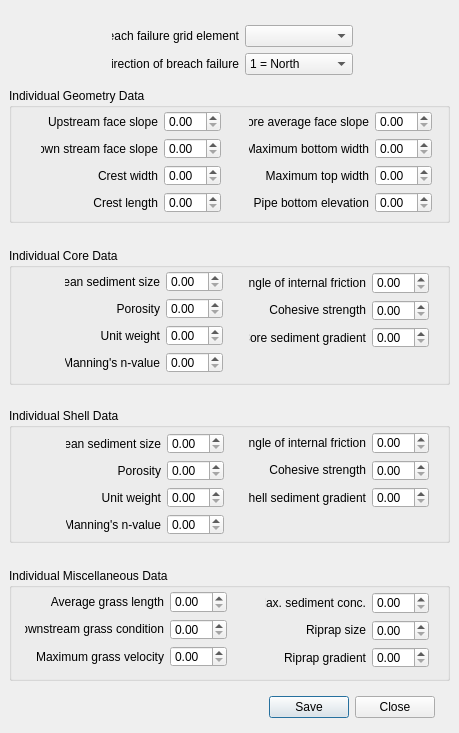
Old version of the form flo2d/ui/individual_breach_data.ui in the repository FLO-2DSoftware/qgis-flo-2d-plugin.
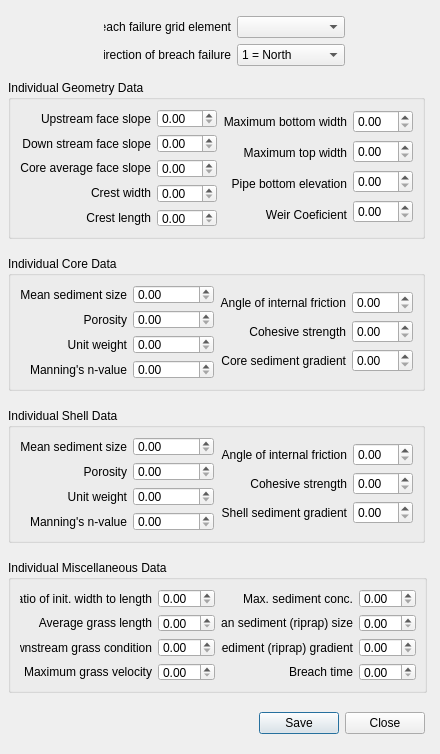
New version of the form.

Commit message: All changes to breach and mult channels, and many messages

What changed in the file:
```diff
--- a/flo2d/ui/individual_breach_data.ui
+++ b/flo2d/ui/individual_breach_data.ui
@@ -6,8 +6,8 @@
    <rect>
     <x>0</x>
     <y>0</y>
-    <width>459</width>
-    <height>733</height>
+    <width>440</width>
+    <height>754</height>
    </rect>
   </property>
   <property name="windowTitle">
@@ -16,8 +16,8 @@
   <widget class="QDialogButtonBox" name="global_breach_buttonBox">
    <property name="geometry">
     <rect>
-     <x>18</x>
-     <y>696</y>
+     <x>8</x>
+     <y>712</y>
      <width>417</width>
      <height>23</height>
     </rect>
@@ -32,24 +32,20 @@
   <widget class="QGroupBox" name="individual_core_data_grp">
    <property name="geometry">
     <rect>
-     <x>9</x>
-     <y>248</y>
-     <width>441</width>
-     <height>137</height>
+     <x>8</x>
+     <y>256</y>
+     <width>417</width>
+     <height>135</height>
     </rect>
    </property>
    <property name="title">
     <string>Individual Core Data</string>
    </property>
-   <widget class="QWidget" name="layoutWidget_2">
-    <property name="geometry">
-     <rect>
-      <x>56</x>
-      <y>23</y>
-      <width>158</width>
-      <height>102</height>
-     </rect>
-    </property>
+   <property name="flat">
+    <bool>false</bool>
+   </property>
+   <layout class="QGridLayout" name="gridLayout_26">
+    <item row="0" column="0">
     <layout class="QGridLayout" name="gridLayout_11">
      <item row="0" column="0">
       <layout class="QGridLayout" name="gridLayout_12">
@@ -112,16 +108,8 @@
       </layout>
      </item>
     </layout>
-   </widget>
-   <widget class="QWidget" name="layoutWidget">
-    <property name="geometry">
-     <rect>
-      <x>240</x>
-      <y>24</y>
-      <width>180</width>
-      <height>76</height>
-     </rect>
-    </property>
+    </item>
+    <item row="0" column="1">
     <layout class="QGridLayout" name="gridLayout_9">
      <item row="0" column="0">
       <layout class="QGridLayout" name="gridLayout_8">
@@ -171,33 +159,35 @@
       </layout>
      </item>
     </layout>
-   </widget>
+    </item>
+   </layout>
   </widget>
   <widget class="QGroupBox" name="individual_miscellaneous_data_grp">
    <property name="geometry">
     <rect>
-     <x>9</x>
-     <y>568</y>
-     <width>441</width>
-     <height>113</height>
+     <x>8</x>
+     <y>560</y>
+     <width>419</width>
+     <height>133</height>
     </rect>
    </property>
    <property name="title">
     <string>Individual Miscellaneous Data</string>
    </property>
-   <widget class="QWidget" name="layoutWidget_5">
-    <property name="geometry">
-     <rect>
-      <x>16</x>
-      <y>23</y>
-      <width>202</width>
-      <height>76</height>
-     </rect>
-    </property>
-    <layout class="QGridLayout" name="gridLayout_21">
+   <layout class="QGridLayout" name="gridLayout_24">
      <item row="0" column="0">
-      <layout class="QGridLayout" name="gridLayout_22">
+     <layout class="QGridLayout" name="gridLayout_7">
        <item row="0" column="0">
+       <widget class="QLabel" name="label_36">
+        <property name="text">
+         <string>Ratio of init. width to length</string>
+        </property>
+        <property name="alignment">
+         <set>Qt::AlignRight|Qt::AlignTrailing|Qt::AlignVCenter</set>
+        </property>
+       </widget>
+      </item>
+      <item row="1" column="0">
         <widget class="QLabel" name="label_29">
          <property name="text">
           <string>Average grass length</string>
@@ -207,7 +197,7 @@
          </property>
         </widget>
        </item>
-       <item row="1" column="0">
+      <item row="2" column="0">
         <widget class="QLabel" name="label_30">
          <property name="text">
           <string>Downstream grass condition</string>
@@ -217,7 +207,7 @@
          </property>
         </widget>
        </item>
-       <item row="2" column="0">
+      <item row="3" column="0">
         <widget class="QLabel" name="label_31">
          <property name="text">
           <string>Maximum grass velocity</string>
@@ -230,32 +220,23 @@
       </layout>
      </item>
      <item row="0" column="1">
-      <layout class="QGridLayout" name="gridLayout_23">
+     <layout class="QGridLayout" name="gridLayout_21">
        <item row="0" column="0">
+       <widget class="QDoubleSpinBox" name="bratio_dbox"/>
+      </item>
+      <item row="1" column="0">
         <widget class="QDoubleSpinBox" name="grasslength_dbox"/>
        </item>
-       <item row="1" column="0">
+      <item row="2" column="0">
         <widget class="QDoubleSpinBox" name="grasscond_dbox"/>
        </item>
-       <item row="2" column="0">
+      <item row="3" column="0">
         <widget class="QDoubleSpinBox" name="grassvmaxp_dbox"/>
        </item>
       </layout>
      </item>
-    </layout>
-   </widget>
-   <widget class="QWidget" name="layoutWidget">
-    <property name="geometry">
-     <rect>
-      <x>256</x>
-      <y>24</y>
-      <width>164</width>
-      <height>76</height>
-     </rect>
-    </property>
-    <layout class="QGridLayout" name="gridLayout_24">
-     <item row="0" column="0">
-      <layout class="QGridLayout" name="gridLayout_25">
+    <item row="0" column="2">
+     <layout class="QGridLayout" name="gridLayout_22">
        <item row="0" column="0">
         <widget class="QLabel" name="label_33">
          <property name="text">
@@ -266,20 +247,30 @@
          </property>
         </widget>
        </item>
-       <item row="2" column="0">
-        <widget class="QLabel" name="label_35">
-         <property name="text">
-          <string>Riprap gradient</string>
-         </property>
-         <property name="alignment">
-          <set>Qt::AlignRight|Qt::AlignTrailing|Qt::AlignVCenter</set>
-         </property>
-        </widget>
-       </item>
        <item row="1" column="0">
         <widget class="QLabel" name="label_34">
          <property name="text">
-          <string>Riprap size</string>
+         <string>Mean sediment (riprap) size</string>
+        </property>
+        <property name="alignment">
+         <set>Qt::AlignRight|Qt::AlignTrailing|Qt::AlignVCenter</set>
+        </property>
+       </widget>
+      </item>
+      <item row="2" column="0">
+       <widget class="QLabel" name="label_35">
+        <property name="text">
+         <string>Sediment (riprap) gradient</string>
+        </property>
+        <property name="alignment">
+         <set>Qt::AlignRight|Qt::AlignTrailing|Qt::AlignVCenter</set>
+        </property>
+       </widget>
+      </item>
+      <item row="3" column="0">
+       <widget class="QLabel" name="label_37">
+        <property name="text">
+         <string>Breach time</string>
          </property>
          <property name="alignment">
           <set>Qt::AlignRight|Qt::AlignTrailing|Qt::AlignVCenter</set>
@@ -288,8 +279,8 @@
        </item>
       </layout>
      </item>
-     <item row="0" column="1">
-      <layout class="QGridLayout" name="gridLayout_26">
+    <item row="0" column="3">
+     <layout class="QGridLayout" name="gridLayout_23">
        <item row="0" column="0">
         <widget class="QDoubleSpinBox" name="sedconmax_dbox"/>
        </item>
@@ -299,91 +290,27 @@
        <item row="2" column="0">
         <widget class="QDoubleSpinBox" name="unfcdf_dbox"/>
        </item>
+      <item row="3" column="0">
+       <widget class="QDoubleSpinBox" name="breachtime_dbox"/>
+      </item>
       </layout>
      </item>
     </layout>
-   </widget>
   </widget>
   <widget class="QGroupBox" name="individual_shell_data_grp">
    <property name="geometry">
     <rect>
-     <x>9</x>
+     <x>8</x>
      <y>408</y>
-     <width>441</width>
+     <width>417</width>
      <height>135</height>
     </rect>
    </property>
    <property name="title">
     <string>Individual Shell Data</string>
    </property>
-   <widget class="QWidget" name="layoutWidget">
-    <property name="geometry">
-     <rect>
-      <x>240</x>
-      <y>24</y>
-      <width>180</width>
-      <height>76</height>
-     </rect>
-    </property>
-    <layout class="QGridLayout" name="gridLayout_18">
+   <layout class="QGridLayout" name="gridLayout_25">
      <item row="0" column="0">
-      <layout class="QGridLayout" name="gridLayout_19">
-       <item row="0" column="0">
-        <widget class="QLabel" name="label_25">
-         <property name="text">
-          <string>Angle of internal friction</string>
-         </property>
-         <property name="alignment">
-          <set>Qt::AlignRight|Qt::AlignTrailing|Qt::AlignVCenter</set>
-         </property>
-        </widget>
-       </item>
-       <item row="2" column="0">
-        <widget class="QLabel" name="label_27">
-         <property name="text">
-          <string>Shell sediment gradient</string>
-         </property>
-         <property name="alignment">
-          <set>Qt::AlignRight|Qt::AlignTrailing|Qt::AlignVCenter</set>
-         </property>
-        </widget>
-       </item>
-       <item row="1" column="0">
-        <widget class="QLabel" name="label_26">
-         <property name="text">
-          <string>Cohesive strength</string>
-         </property>
-         <property name="alignment">
-          <set>Qt::AlignRight|Qt::AlignTrailing|Qt::AlignVCenter</set>
-         </property>
-        </widget>
-       </item>
-      </layout>
-     </item>
-     <item row="0" column="1">
-      <layout class="QGridLayout" name="gridLayout_20">
-       <item row="2" column="0">
-        <widget class="QDoubleSpinBox" name="unfcs_dbox"/>
-       </item>
-       <item row="1" column="0">
-        <widget class="QDoubleSpinBox" name="cohs_dbox"/>
-       </item>
-       <item row="0" column="0">
-        <widget class="QDoubleSpinBox" name="afrs_dbox"/>
-       </item>
-      </layout>
-     </item>
-    </layout>
-   </widget>
-   <widget class="QWidget" name="layoutWidget">
-    <property name="geometry">
-     <rect>
-      <x>57</x>
-      <y>25</y>
-      <width>158</width>
-      <height>102</height>
-     </rect>
-    </property>
     <layout class="QGridLayout" name="gridLayout_6">
      <item row="0" column="0">
       <layout class="QGridLayout" name="gridLayout_16">
@@ -446,32 +373,78 @@
       </layout>
      </item>
     </layout>
-   </widget>
+    </item>
+    <item row="0" column="1">
+     <layout class="QGridLayout" name="gridLayout_18">
+      <item row="0" column="0">
+       <layout class="QGridLayout" name="gridLayout_19">
+        <item row="0" column="0">
+         <widget class="QLabel" name="label_25">
+          <property name="text">
+           <string>Angle of internal friction</string>
+          </property>
+          <property name="alignment">
+           <set>Qt::AlignRight|Qt::AlignTrailing|Qt::AlignVCenter</set>
+          </property>
+         </widget>
+        </item>
+        <item row="2" column="0">
+         <widget class="QLabel" name="label_27">
+          <property name="text">
+           <string>Shell sediment gradient</string>
+          </property>
+          <property name="alignment">
+           <set>Qt::AlignRight|Qt::AlignTrailing|Qt::AlignVCenter</set>
+          </property>
+         </widget>
+        </item>
+        <item row="1" column="0">
+         <widget class="QLabel" name="label_26">
+          <property name="text">
+           <string>Cohesive strength</string>
+          </property>
+          <property name="alignment">
+           <set>Qt::AlignRight|Qt::AlignTrailing|Qt::AlignVCenter</set>
+          </property>
+         </widget>
+        </item>
+       </layout>
+      </item>
+      <item row="0" column="1">
+       <layout class="QGridLayout" name="gridLayout_20">
+        <item row="2" column="0">
+         <widget class="QDoubleSpinBox" name="unfcs_dbox"/>
+        </item>
+        <item row="1" column="0">
+         <widget class="QDoubleSpinBox" name="cohs_dbox"/>
+        </item>
+        <item row="0" column="0">
+         <widget class="QDoubleSpinBox" name="afrs_dbox"/>
+        </item>
+       </layout>
+      </item>
+     </layout>
+    </item>
+   </layout>
   </widget>
   <widget class="QGroupBox" name="individual_geometry_data_grp">
    <property name="geometry">
     <rect>
-     <x>9</x>
-     <y>88</y>
-     <width>441</width>
-     <height>135</height>
+     <x>8</x>
+     <y>80</y>
+     <width>417</width>
+     <height>159</height>
     </rect>
    </property>
    <property name="title">
     <string>Individual Geometry Data</string>
    </property>
-   <widget class="QWidget" name="layoutWidget">
-    <property name="geometry">
-     <rect>
-      <x>32</x>
-      <y>23</y>
-      <width>180</width>
-      <height>102</height>
-     </rect>
-    </property>
-    <layout class="QGridLayout" name="gridLayout_7">
+   <property name="flat">
+    <bool>false</bool>
+   </property>
+   <layout class="QGridLayout" name="gridLayout_5">
      <item row="0" column="0">
-      <layout class="QGridLayout" name="gridLayout">
+     <layout class="QGridLayout" name="gridLayout_2">
        <item row="0" column="0">
         <widget class="QLabel" name="label">
          <property name="text">
@@ -493,6 +466,16 @@
         </widget>
        </item>
        <item row="2" column="0">
+       <widget class="QLabel" name="label_3">
+        <property name="text">
+         <string>Core average face slope</string>
+        </property>
+        <property name="alignment">
+         <set>Qt::AlignRight|Qt::AlignTrailing|Qt::AlignVCenter</set>
+        </property>
+       </widget>
+      </item>
+      <item row="3" column="0">
         <widget class="QLabel" name="label_7">
          <property name="text">
           <string>Crest width</string>
@@ -502,7 +485,7 @@
          </property>
         </widget>
        </item>
-       <item row="3" column="0">
+      <item row="4" column="0">
         <widget class="QLabel" name="label_8">
          <property name="text">
           <string>Crest length</string>
@@ -515,7 +498,7 @@
       </layout>
      </item>
      <item row="0" column="1">
-      <layout class="QGridLayout" name="gridLayout_2">
+     <layout class="QGridLayout" name="gridLayout">
        <item row="0" column="0">
         <widget class="QDoubleSpinBox" name="zu_dbox"/>
        </item>
@@ -523,48 +506,19 @@
         <widget class="QDoubleSpinBox" name="zd_dbox"/>
        </item>
        <item row="2" column="0">
+       <widget class="QDoubleSpinBox" name="zc_dbox"/>
+      </item>
+      <item row="3" column="0">
         <widget class="QDoubleSpinBox" name="crestwidth_dbox"/>
        </item>
-       <item row="3" column="0">
+      <item row="4" column="0">
         <widget class="QDoubleSpinBox" name="crestlength_dbox"/>
        </item>
       </layout>
      </item>
-    </layout>
-   </widget>
-   <widget class="QWidget" name="layoutWidget">
-    <property name="geometry">
-     <rect>
-      <x>240</x>
-      <y>23</y>
-      <width>183</width>
-      <height>102</height>
-     </rect>
-    </property>
-    <layout class="QGridLayout" name="gridLayout_5">
-     <item row="0" column="0">
+    <item row="0" column="2">
       <layout class="QGridLayout" name="gridLayout_3">
-       <item row="0" column="0">
-        <widget class="QLabel" name="label_3">
-         <property name="text">
-          <string>Core average face slope</string>
-         </property>
-         <property name="alignment">
-          <set>Qt::AlignRight|Qt::AlignTrailing|Qt::AlignVCenter</set>
-         </property>
-        </widget>
-       </item>
        <item row="1" column="0">
-        <widget class="QLabel" name="label_4">
-         <property name="text">
-          <string>Maximum bottom width</string>
-         </property>
-         <property name="alignment">
-          <set>Qt::AlignRight|Qt::AlignTrailing|Qt::AlignVCenter</set>
-         </property>
-        </widget>
-       </item>
-       <item row="2" column="0">
         <widget class="QLabel" name="label_5">
          <property name="text">
           <string>Maximum top width</string>
@@ -575,6 +529,26 @@
         </widget>
        </item>
        <item row="3" column="0">
+       <widget class="QLabel" name="label_18">
+        <property name="text">
+         <string>Weir Coeficient</string>
+        </property>
+        <property name="alignment">
+         <set>Qt::AlignRight|Qt::AlignTrailing|Qt::AlignVCenter</set>
+        </property>
+       </widget>
+      </item>
+      <item row="0" column="0">
+       <widget class="QLabel" name="label_4">
+        <property name="text">
+         <string>Maximum bottom width</string>
+        </property>
+        <property name="alignment">
+         <set>Qt::AlignRight|Qt::AlignTrailing|Qt::AlignVCenter</set>
+        </property>
+       </widget>
+      </item>
+      <item row="2" column="0">
         <widget class="QLabel" name="label_6">
          <property name="text">
           <string>Pipe bottom elevation</string>
@@ -586,30 +560,29 @@
        </item>
       </layout>
      </item>
-     <item row="0" column="1">
+    <item row="0" column="3">
       <layout class="QGridLayout" name="gridLayout_4">
        <item row="0" column="0">
-        <widget class="QDoubleSpinBox" name="zc_dbox"/>
-       </item>
-       <item row="1" column="0">
         <widget class="QDoubleSpinBox" name="brbotwidmax_dbox"/>
        </item>
-       <item row="2" column="0">
+      <item row="1" column="0">
         <widget class="QDoubleSpinBox" name="brtopwidmax_dbox"/>
        </item>
-       <item row="3" column="0">
+      <item row="2" column="0">
         <widget class="QDoubleSpinBox" name="brbottomel_dbox"/>
        </item>
+      <item row="3" column="0">
+       <widget class="QDoubleSpinBox" name="weircoef_dbox"/>
+      </item>
       </layout>
      </item>
     </layout>
-   </widget>
   </widget>
   <widget class="QWidget" name="layoutWidget">
    <property name="geometry">
     <rect>
-     <x>112</x>
-     <y>25</y>
+     <x>104</x>
+     <y>16</y>
      <width>241</width>
      <height>50</height>
     </rect>
```
Left out of the diff: 36 changed lines with no effect on the pictures. Lines whose indentation alone changed are shown as unchanged. The commit also changes 38 other files.
